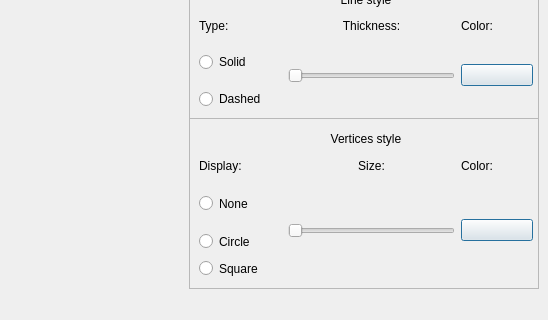
The window that src/view/s21_view.ui (AlexeyGordiychenko/scp_3DViewer_v2) describes before a commit, drawn with Qt 5; both pictures show x 627 to 1175 and y 381 to 701 of the 1175 by 701 pixel window.
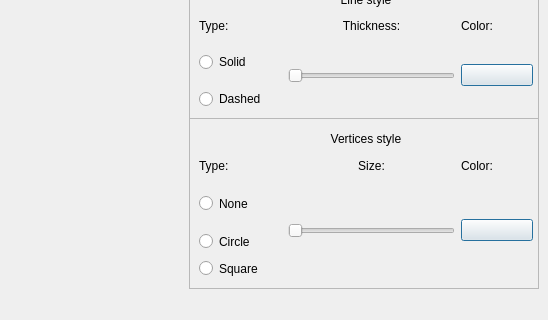
The same window after the commit. Icons and pictures are not drawn. Custom widgets are drawn as their Qt base class.

Commit message: Change 'Display' to 'Type' in the UI vertices style

```diff
--- a/src/view/s21_view.ui
+++ b/src/view/s21_view.ui
@@ -172,7 +172,7 @@
      <item row="1" column="0">
       <widget class="QLabel" name="labelVerticesDisplay">
        <property name="text">
-        <string>Display:</string>
+        <string>Type:</string>
        </property>
       </widget>
      </item>
```
